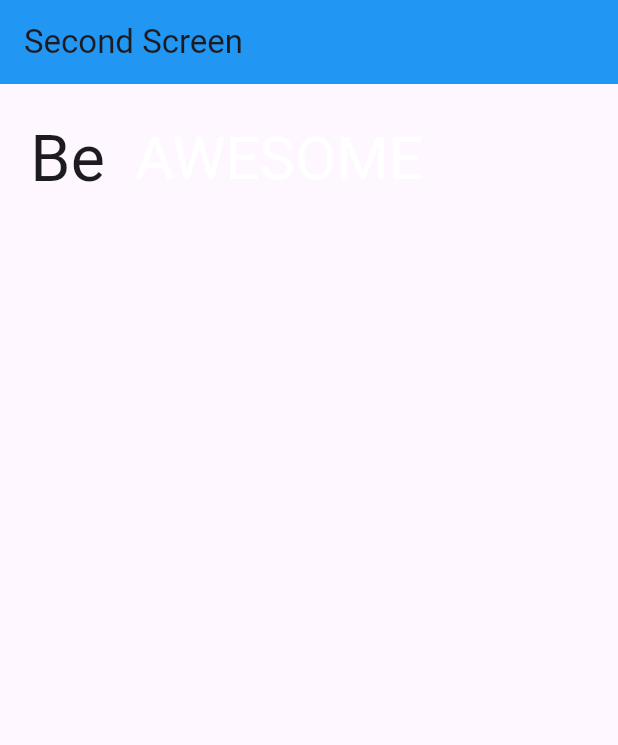
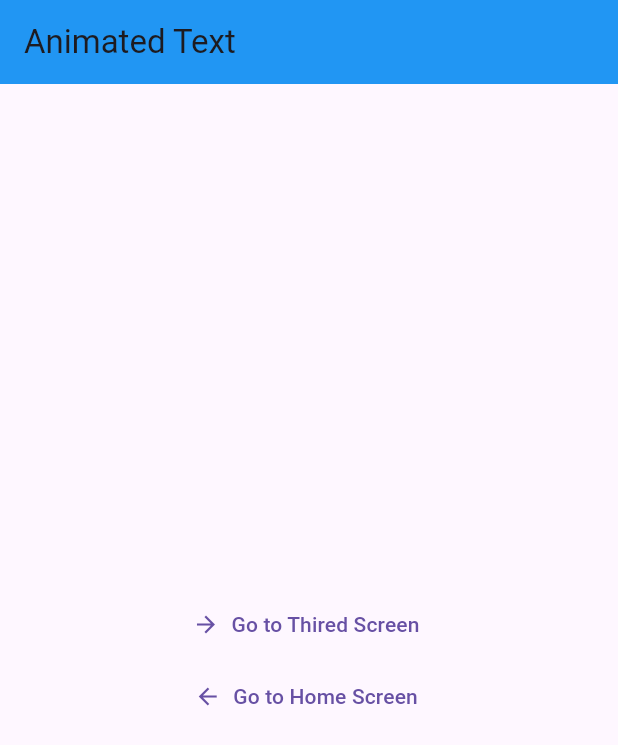
Before and after one commit to anshu-ac-dv/flutter_application_3, a Flutter app: the screen it shows after launch, after a tap on "Go to Second Screen", on a phone screen of 412 x 824 dp. Shown: the top 745 px of the screen. Run offline on Flutter 3.47's test engine with Material 3 defaults, Android fonts, the phone set to English and light mode, and no system bars; drawn by our look-alikes of animated_text_kit; Roboto replaces fonts that are missing (Horizon).

Commit message:
Initial Commit

```diff
--- a/lib/second_screen.dart
+++ b/lib/second_screen.dart
@@ -1,5 +1,5 @@
 import 'package:flutter/material.dart';
-import 'package:animated_text_kit/animated_text_kit.dart';
+import 'package:flutter_application_3/thired_screen.dart';
 
 void main() {
   runApp(const MySecondScreen());
@@ -18,32 +18,37 @@ class _MySecondScreenState extends State<MySecondScreen> {
     return MaterialApp(
       home: Scaffold(
         appBar: AppBar(
-          title: const Text('Second Screen'),
+          title: const Text('Animated Text'),
           backgroundColor: Colors.blue,
         ),
-        body: SafeArea(
-          child: Row(
-            mainAxisSize: MainAxisSize.min,
-            children: <Widget>[
-              const SizedBox(width: 20.0, height: 100.0),
-              const Text('Be', style: TextStyle(fontSize: 43.0)),
-              const SizedBox(width: 20.0, height: 100.0),
-              DefaultTextStyle(
-                style: const TextStyle(fontSize: 40.0, fontFamily: 'Horizon'),
-                child: AnimatedTextKit(
-                  animatedTexts: [
-                    RotateAnimatedText('AWESOME'),
-                    RotateAnimatedText('OPTIMISTIC'),
-                    RotateAnimatedText('DIFFERENT'),
-                  ],
-                  onTap: () {
-                    // ignore: avoid_print
-                    print("Tap Event");
-                  },
-                ),
+        body: Column(
+          mainAxisAlignment: MainAxisAlignment.center,
+          crossAxisAlignment: CrossAxisAlignment.center,
+          children: [
+            Center(
+              child: TextButton.icon(
+                onPressed: () {
+                  Navigator.push(
+                    context,
+                    MaterialPageRoute(
+                      builder: (context) => const MyThiredScreen(),
+                    ),
+                  );
+                },
+                label: const Text('Go to Thired Screen'),
+                icon: const Icon(Icons.arrow_forward),
               ),
-            ],
-          ),
+            ),
+            Center(
+              child: TextButton.icon(
+                onPressed: () {
+                  Navigator.pop(context);
+                },
+                label: const Text('Go to Home Screen'),
+                icon: const Icon(Icons.arrow_back),
+              ),
+            ),
+          ],
         ),
       ),
     );
--- /dev/null
+++ b/lib/thired_screen.dart
@@ -0,0 +1,26 @@
+import 'package:flutter/material.dart';
+
+void main() {
+  runApp(const MyThiredScreen());
+}
+
+class MyThiredScreen extends StatefulWidget {
+  const MyThiredScreen({super.key});
+
+  @override
+  State<MyThiredScreen> createState() => _MyThiredScreenState();
+}
+
+class _MyThiredScreenState extends State<MyThiredScreen> {
+  @override
+  Widget build(BuildContext context) {
+    return MaterialApp(
+      home: Scaffold(
+        appBar: AppBar(
+          title: Text('Another Screen'),
+          backgroundColor: Colors.blue,
+        ),
+      ),
+    );
+  }
+}
```
